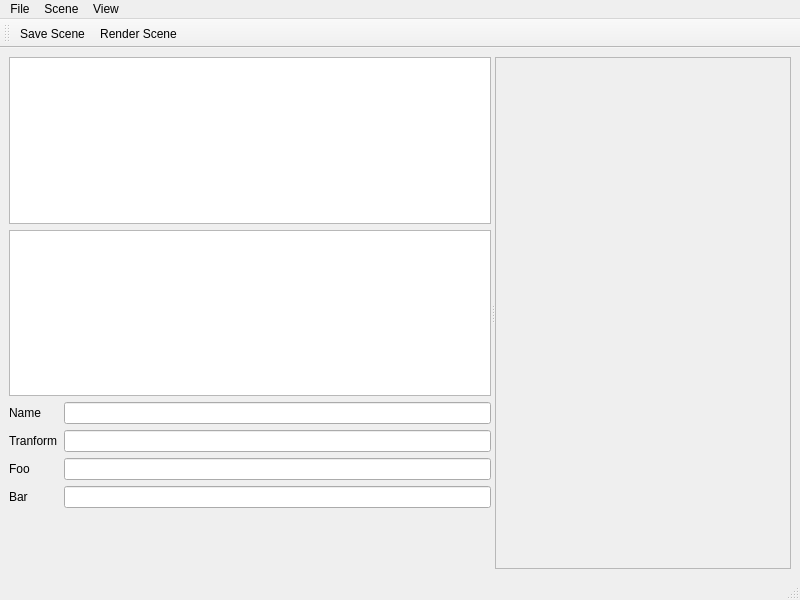
Above: mainwindow.ui from lilianmallardeau/RayTracerGUI before the change. Below: the same form after it.
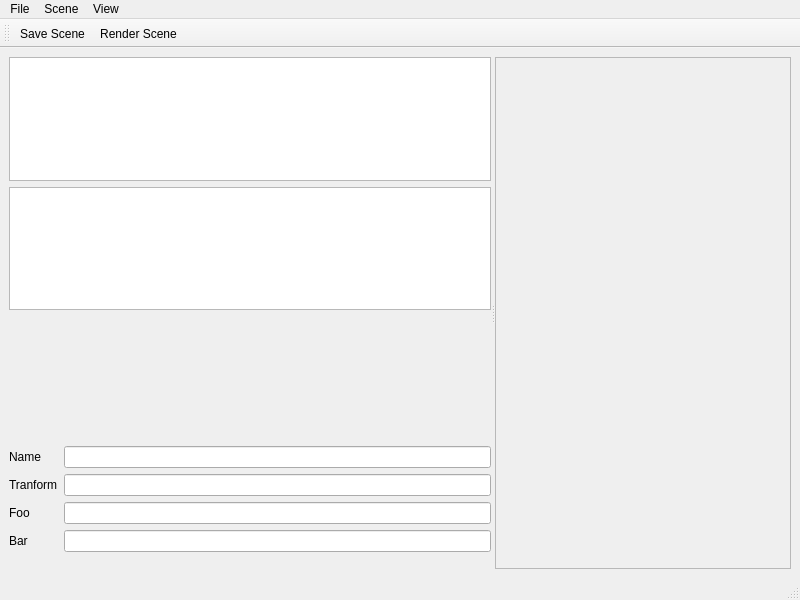
That is the form after the change.

Commit message: Tree view go brrrrh

Diff of the .ui file:
```diff
--- a/mainwindow.ui
+++ b/mainwindow.ui
@@ -17,6 +17,9 @@
    <layout class="QHBoxLayout" name="horizontalLayout_2">
     <item>
      <widget class="QSplitter" name="splitter">
+      <property name="frameShape">
+       <enum>QFrame::NoFrame</enum>
+      </property>
       <property name="orientation">
        <enum>Qt::Horizontal</enum>
       </property>
@@ -33,7 +36,17 @@
          </widget>
         </item>
         <item>
-         <widget class="QListWidget" name="MaterialList">
+         <widget class="QTreeView" name="MaterialList">
+          <property name="sizePolicy">
+           <sizepolicy hsizetype="Ignored" vsizetype="Ignored">
+            <horstretch>0</horstretch>
+            <verstretch>0</verstretch>
+           </sizepolicy>
+          </property>
+         </widget>
+        </item>
+        <item>
+         <widget class="QWidget" name="test" native="true">
           <property name="sizePolicy">
            <sizepolicy hsizetype="Ignored" vsizetype="Ignored">
             <horstretch>0</horstretch>
```
Left out of the diff: 6 changed lines with no effect on the pictures. The commit also changes 2 other files.
